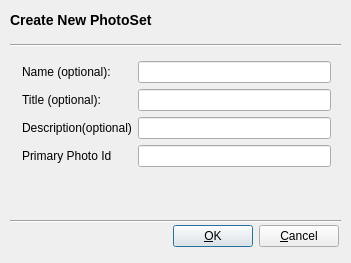
This is flickrexport/flickralbumdialog.ui in KDE/kipi-plugins as Qt 5 draws it before an edit. The edited form follows.
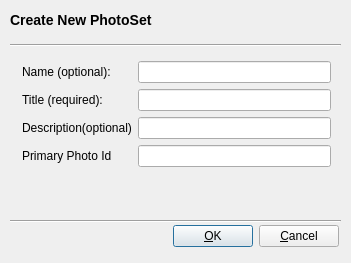
This is the edited form. Custom widgets are drawn as their Qt base class.

Commit message: Changing the UI label for Create Photo Set dialog setting title as required instead of optional.

The edit to the form file:
```diff
--- a/flickrexport/flickralbumdialog.ui
+++ b/flickrexport/flickralbumdialog.ui
@@ -155,7 +155,7 @@
     <item row="1" column="0" >
      <widget class="QLabel" name="titleLabel" >
       <property name="text" >
-       <string>Title (optional):</string>
+       <string>Title (required):</string>
       </property>
       <property name="wordWrap" >
        <bool>false</bool>
```
